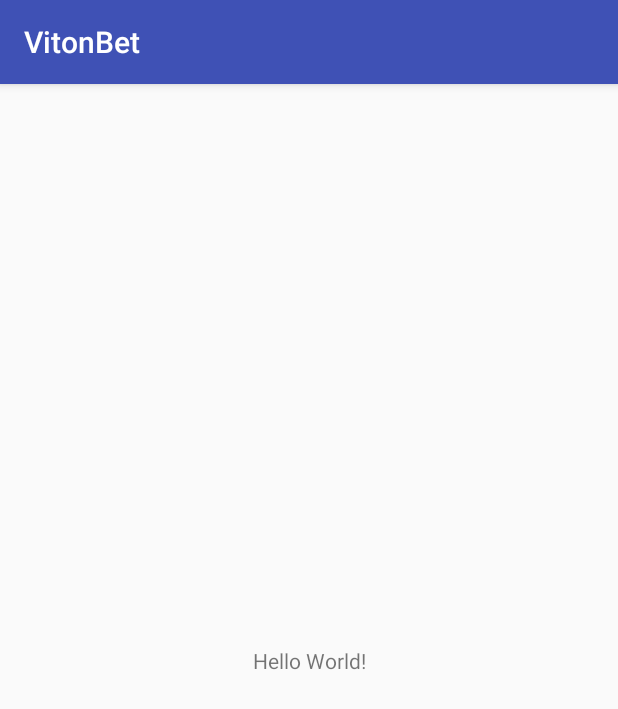
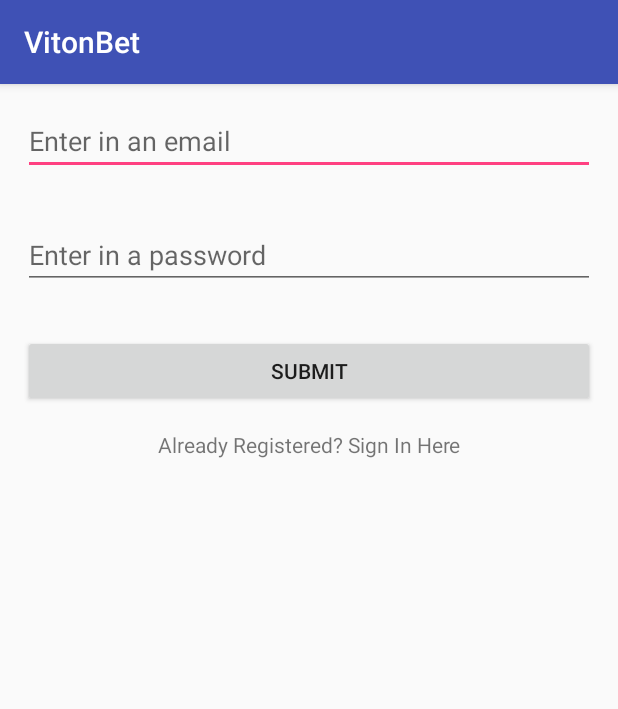
Before and after one commit to GabrielGrimberg/VitonBet, an Android app: the screen it shows after launch (MainActivity), on a phone screen of 412 x 824 dp. Shown: the top 709 px of the screen. Run offline under Robolectric (Android 15) with nearby library versions, the phone set to English and light mode, and no system bars.

Commit message:
Register Progress

```diff
--- a/Application/app/src/main/java/vitonbet/com/vitonbet/MainActivity.java
+++ b/Application/app/src/main/java/vitonbet/com/vitonbet/MainActivity.java
@@ -1,15 +1,48 @@
 package vitonbet.com.vitonbet;
 
+import android.os.Bundle;
 import android.support.v7.app.AppCompatActivity;
-import android.os.Bundle;
+import android.view.View;
+import android.widget.Button;
+import android.widget.EditText;
+import android.widget.TextView;
 
-public class MainActivity extends AppCompatActivity
+public class MainActivity extends AppCompatActivity implements View.OnClickListener
 {
+    private Button btnSubmit;
+    private EditText emailField;
+    private EditText passField;
+    private TextView signInLink;
 
     @Override
     protected void onCreate(Bundle savedInstanceState)
     {
         super.onCreate(savedInstanceState);
         setContentView(R.layout.activity_main);
+
+        btnSubmit = (Button) findViewById(R.id.btnRegister);
+
+        emailField = (EditText) findViewById(R.id.emailEntry);
+        passField = (EditText) findViewById(R.id.passwordEntry);
+
+        signInLink = (TextView) findViewById(R.id.signIn);
+
+        btnSubmit.setOnClickListener(this);
+        signInLink.setOnClickListener(this);
+    }
+
+    @Override
+    public void onClick(View view)
+    {
+        if(view == btnSubmit)
+        {
+            UserRegister();
+        }
+
+        if(view == signInLink)
+        {
+            //TODO
+            //Open Login Activity.
+        }
     }
 }
--- a/Application/app/src/main/res/layout/activity_main.xml
+++ b/Application/app/src/main/res/layout/activity_main.xml
@@ -6,13 +6,42 @@
     android:layout_height="match_parent"
     tools:context="vitonbet.com.vitonbet.MainActivity">
 
-    <TextView
-        android:layout_width="wrap_content"
-        android:layout_height="wrap_content"
-        android:text="Hello World!"
-        app:layout_constraintBottom_toBottomOf="parent"
-        app:layout_constraintLeft_toLeftOf="parent"
-        app:layout_constraintRight_toRightOf="parent"
-        app:layout_constraintTop_toTopOf="parent" />
+    <LinearLayout
+        android:layout_centerVertical="true"
+        android:layout_centerHorizontal="true"
+        android:orientation="vertical"
+        android:layout_width="match_parent"
+        android:layout_height="wrap_content">
+
+        <EditText
+            android:layout_margin="15dp"
+            android:inputType="textEmailAddress"
+            android:hint="Enter in an email"
+            android:id="@+id/emailEntry"
+            android:layout_width="match_parent"
+            android:layout_height="wrap_content" />
+
+        <EditText
+            android:layout_margin="15dp"
+            android:inputType="textPassword"
+            android:hint="Enter in a password"
+            android:id="@+id/passwordEntry"
+            android:layout_width="match_parent"
+            android:layout_height="wrap_content" />
+
+        <Button
+            android:layout_margin="15dp"
+            android:id="@+id/btnRegister"
+            android:text="Submit"
+            android:layout_width="match_parent"
+            android:layout_height="wrap_content" />
+
+        <TextView
+            android:textAlignment="center"
+            android:text="Already Registered? Sign In Here"
+            android:id="@+id/signIn"
+            android:layout_width="match_parent"
+            android:layout_height="wrap_content" />
+    </LinearLayout>
 
 </android.support.constraint.ConstraintLayout>
```
